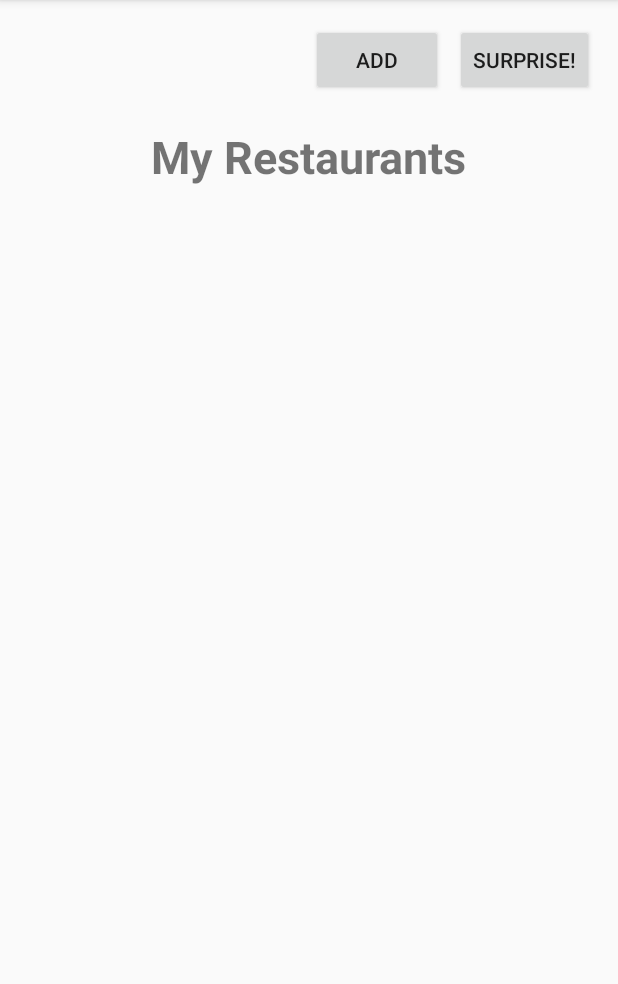
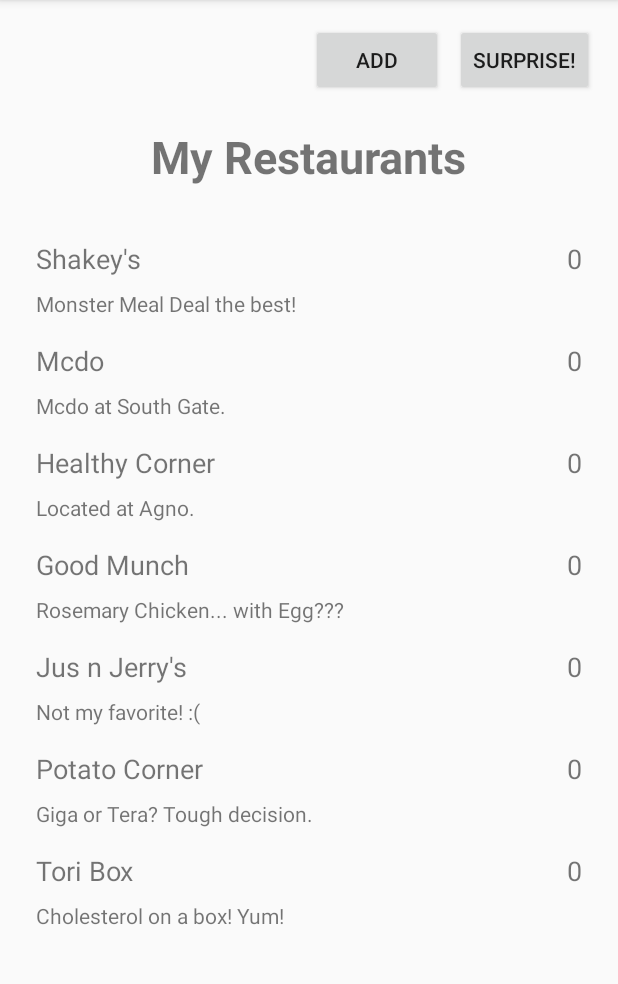
Before and after one commit to GoobyGooberman/MOBIDEV_HandsOnRepo, an Android app: the RestaurantActivity screen opened directly, with no data from a screen before it, on a phone screen of 412 x 824 dp, the part 84-1068 px from its top. Run offline under Robolectric (Android 15) with nearby library versions, the phone set to English and light mode, and no system bars.

Commit message:
IMplemented recycler view.

```diff
--- a/app/src/main/java/com/neildg/mobidev_handsonrepo/activity_restaurant/RestaurantActivity.java
+++ b/app/src/main/java/com/neildg/mobidev_handsonrepo/activity_restaurant/RestaurantActivity.java
@@ -2,14 +2,45 @@
 
 import android.support.v7.app.AppCompatActivity;
 import android.os.Bundle;
+import android.support.v7.widget.DefaultItemAnimator;
+import android.support.v7.widget.LinearLayoutManager;
+import android.support.v7.widget.RecyclerView;
 
 import com.neildg.mobidev_handsonrepo.R;
 
+import java.util.ArrayList;
+
 public class RestaurantActivity extends AppCompatActivity {
+
+    private ArrayList<RestaurantModel> restaurantList = new ArrayList<RestaurantModel>();
+    private RecyclerView recyclerView;
+    private RestaurantAdapter restaurantAdapter;
 
     @Override
     protected void onCreate(Bundle savedInstanceState) {
         super.onCreate(savedInstanceState);
         setContentView(R.layout.activity_restaurant);
+
+        this.createDefaultRestaurants();
+        this.setupRecyclerView();
+    }
+
+    private void createDefaultRestaurants() {
+        this.restaurantList.add(new RestaurantModel("Shakey's", "Monster Meal Deal the best!"));
+        this.restaurantList.add(new RestaurantModel("Mcdo", "Mcdo at South Gate."));
+        this.restaurantList.add(new RestaurantModel("Healthy Corner", "Located at Agno."));
+        this.restaurantList.add(new RestaurantModel("Good Munch", "Rosemary Chicken... with Egg???"));
+        this.restaurantList.add(new RestaurantModel("Jus n Jerry's", "Not my favorite! :("));
+        this.restaurantList.add(new RestaurantModel("Potato Corner", "Giga or Tera? Tough decision."));
+        this.restaurantList.add(new RestaurantModel("Tori Box", "Cholesterol on a box! Yum!"));
+    }
+
+    private void setupRecyclerView() {
+        this.recyclerView = this.findViewById(R.id.restaurant_recycler_view);
+        this.restaurantAdapter = new RestaurantAdapter(this.restaurantList);
+        RecyclerView.LayoutManager recylerLayoutManager = new LinearLayoutManager(this);
+        this.recyclerView.setLayoutManager(recylerLayoutManager);
+        this.recyclerView.setItemAnimator(new DefaultItemAnimator());
+        this.recyclerView.setAdapter(this.restaurantAdapter);
     }
 }
--- a/app/src/main/java/com/neildg/mobidev_handsonrepo/activity_restaurant/RestaurantAdapter.java
+++ b/app/src/main/java/com/neildg/mobidev_handsonrepo/activity_restaurant/RestaurantAdapter.java
@@ -35,7 +35,7 @@
         RestaurantModel model = this.modelList.get(position);
         holder.getRestaurantNameText().setText(model.getName());
         holder.getRestaurantDescText().setText(model.getDescription());
-        holder.getWeightText().setText(model.getWeight());
+        holder.getWeightText().setText(model.getWeightString());
     }
 
     @Override
--- a/app/src/main/java/com/neildg/mobidev_handsonrepo/activity_restaurant/RestaurantModel.java
+++ b/app/src/main/java/com/neildg/mobidev_handsonrepo/activity_restaurant/RestaurantModel.java
@@ -37,4 +37,8 @@
     public int getWeight() {
         return this.weight;
     }
+
+    public String getWeightString() {
+        return Integer.toString(this.weight);
+    }
 }
--- a/app/src/main/java/com/neildg/mobidev_handsonrepo/activity_restaurant/RestaurantViewHolder.java
+++ b/app/src/main/java/com/neildg/mobidev_handsonrepo/activity_restaurant/RestaurantViewHolder.java
@@ -1,11 +1,14 @@
 package com.neildg.mobidev_handsonrepo.activity_restaurant;
 
 import android.support.v7.widget.RecyclerView;
+import android.util.Log;
 import android.view.View;
 import android.widget.EditText;
 import android.widget.TextView;
 
 import com.neildg.mobidev_handsonrepo.R;
+
+import org.w3c.dom.Text;
 
 /** Holds reference to the restaurant_item_layout XML
  * Created by NeilDG on 1/27/2018.
@@ -16,7 +19,7 @@
     private final static String TAG = "RestaurantViewHolder";
 
     private TextView restaurantNameText;
-    private EditText restaurantDescText;
+    private TextView restaurantDescText;
     private TextView weightText;
 
     public RestaurantViewHolder(View itemView) {
@@ -31,7 +34,7 @@
         return this.restaurantNameText;
     }
 
-    public EditText getRestaurantDescText() {
+    public TextView getRestaurantDescText() {
         return this.restaurantDescText;
     }
 
--- a/app/src/main/res/layout/activity_restaurant.xml
+++ b/app/src/main/res/layout/activity_restaurant.xml
@@ -51,8 +51,10 @@
         android:layout_marginTop="8dp"
         app:layout_constraintBottom_toBottomOf="parent"
         app:layout_constraintEnd_toEndOf="parent"
+        app:layout_constraintHorizontal_bias="0.0"
         app:layout_constraintStart_toStartOf="parent"
-        app:layout_constraintTop_toTopOf="parent">
+        app:layout_constraintTop_toBottomOf="@+id/restaurant_header"
+        app:layout_constraintVertical_bias="0.076">
 
     </android.support.v7.widget.RecyclerView>
 
--- a/app/src/main/res/layout/restaurant_item_layout.xml
+++ b/app/src/main/res/layout/restaurant_item_layout.xml
@@ -3,7 +3,7 @@
     xmlns:app="http://schemas.android.com/apk/res-auto"
     xmlns:tools="http://schemas.android.com/tools"
     android:layout_width="match_parent"
-    android:layout_height="match_parent">
+    android:layout_height="wrap_content">
 
     <TextView
         android:id="@+id/restaurant_name_text"
@@ -16,16 +16,16 @@
         app:layout_constraintStart_toStartOf="parent"
         app:layout_constraintTop_toTopOf="parent" />
 
-    <EditText
+    <TextView
         android:id="@+id/restaurant_desc_text"
         android:layout_width="0dp"
         android:layout_height="wrap_content"
         android:layout_marginEnd="8dp"
         android:layout_marginStart="16dp"
         android:layout_marginTop="8dp"
-        android:editable="false"
         android:ems="10"
         android:inputType="textMultiLine"
+        android:clickable="false"
         android:text="Description is written here"
         android:textSize="14sp"
         app:layout_constraintEnd_toEndOf="parent"
```
